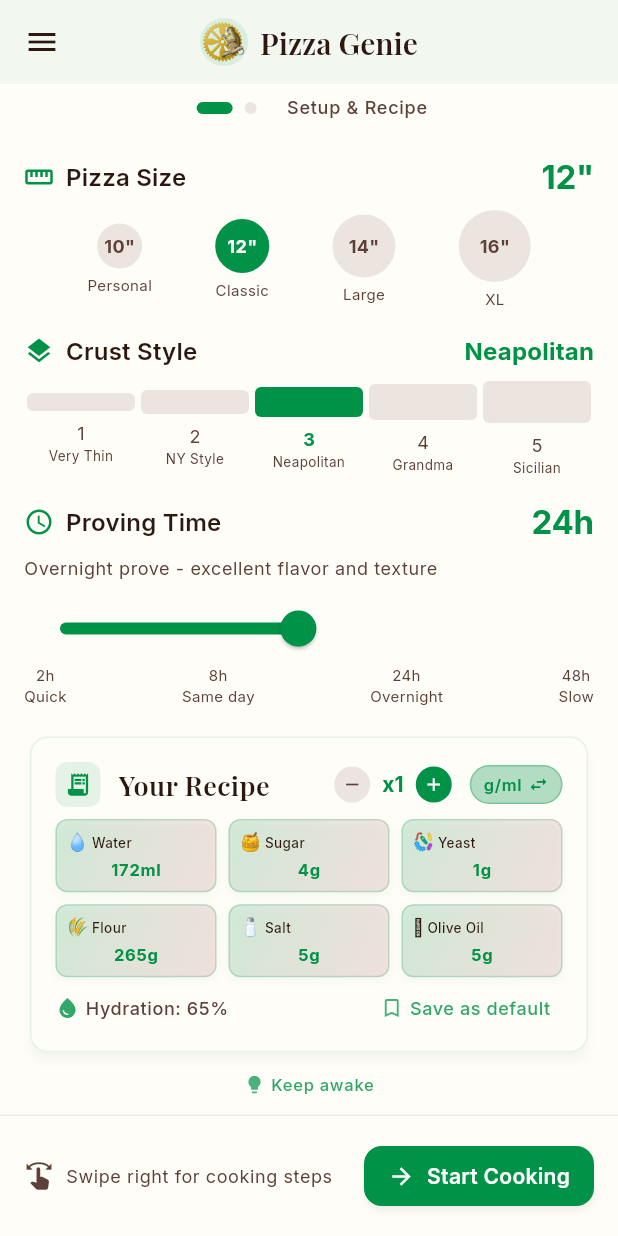
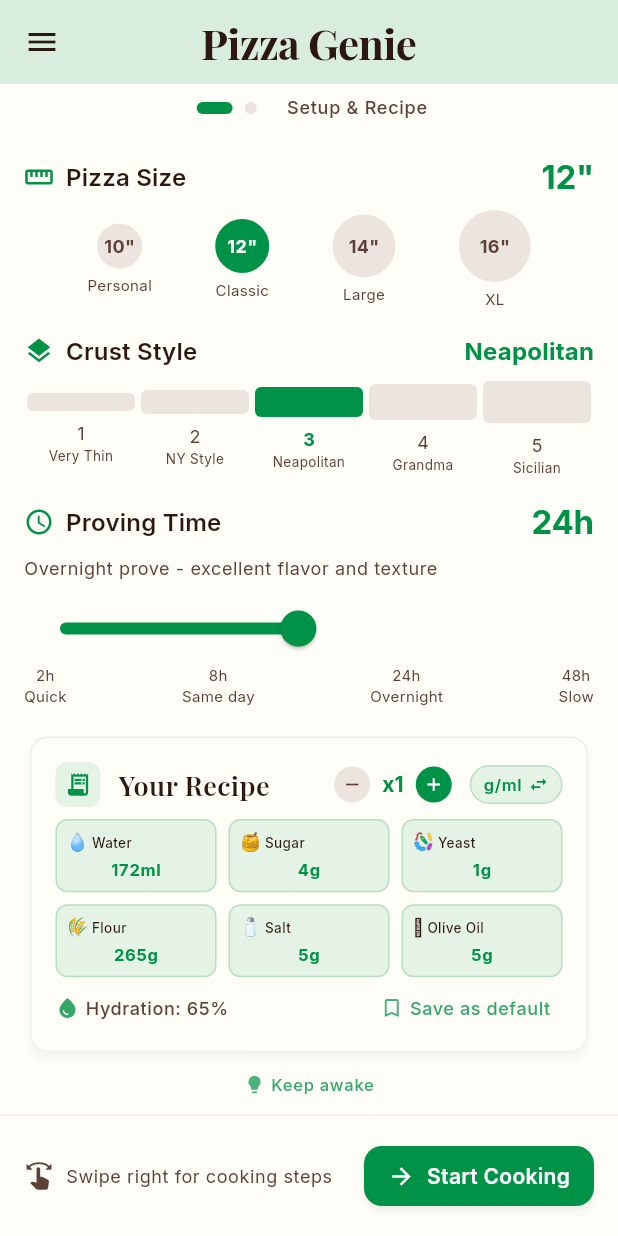
Before and after one commit to davidwbritt/pizza-genie, a Flutter app: the screen it shows after launch, on a phone screen of 412 x 824 dp. Run offline on Flutter 3.47's test engine with Material 3 defaults, Android fonts, the phone set to English and light mode, and no system bars; our stand-ins replace google_fonts, shared_preferences.

Commit message:
theme tweaks

```diff
--- a/pizza_genie/lib/screens/compact_calculator_screen.dart
+++ b/pizza_genie/lib/screens/compact_calculator_screen.dart
@@ -4,9 +4,7 @@ import 'package:provider/provider.dart';
 
 import '../providers/calculator_provider.dart';
 import '../constants/constants.dart';
-import '../constants/enums.dart';
 import '../widgets/compact_input_panel.dart';
-import '../widgets/compact_results_panel.dart';
 import '../widgets/cooking_steps_panel.dart';
 
 /// Compact calculator screen with horizontal swipe navigation
@@ -17,7 +15,8 @@ class CompactCalculatorScreen extends StatefulWidget {
   const CompactCalculatorScreen({super.key});
 
   @override
-  State<CompactCalculatorScreen> createState() => _CompactCalculatorScreenState();
+  State<CompactCalculatorScreen> createState() =>
+      _CompactCalculatorScreenState();
 }
 
 class _CompactCalculatorScreenState extends State<CompactCalculatorScreen> {
@@ -34,20 +33,14 @@ class _CompactCalculatorScreenState extends State<CompactCalculatorScreen> {
   Widget build(BuildContext context) {
     return Scaffold(
       appBar: AppBar(
-        title: Row(
-          mainAxisSize: MainAxisSize.min,
-          children: [
-            CircleAvatar(
-              radius: 16,
-              backgroundImage: AssetImage('assets/images/clevermonkey.png'),
+        title: const Text(AppConstants.appShortName),
+        centerTitle: true,
+        backgroundColor: Theme.of(context).colorScheme.primaryContainer.withOpacity(0.1),
+        elevation: 1,
+        titleTextStyle: Theme.of(context).textTheme.headlineMedium?.copyWith(
+          color: Theme.of(context).colorScheme.onSurface,
+          fontWeight: FontWeight.bold,
         ),
-            const SizedBox(width: 8),
-            const Text(AppConstants.appShortName),
-          ],
-        ),
-        centerTitle: true,
-        backgroundColor: Theme.of(context).colorScheme.surface,
-        elevation: 1,
       ),
       drawer: _buildDrawer(context),
       body: Consumer<CalculatorProvider>(
@@ -217,9 +210,14 @@ class _CompactCalculatorScreenState extends State<CompactCalculatorScreen> {
                         ),
                         const SizedBox(width: 8),
                         Text(
-                          provider.showResults ? 'Swipe right for cooking steps' : 'Recipe updates as you configure',
-                          style: Theme.of(context).textTheme.bodySmall?.copyWith(
-                            color: Theme.of(context).colorScheme.onSurfaceVariant,
+                          provider.showResults
+                              ? 'Swipe right for cooking steps'
+                              : 'Recipe updates as you configure',
+                          style: Theme.of(context).textTheme.bodySmall
+                              ?.copyWith(
+                                color: Theme.of(
+                                  context,
+                                ).colorScheme.onSurfaceVariant,
                               ),
                         ),
                       ],
@@ -239,7 +237,10 @@ class _CompactCalculatorScreenState extends State<CompactCalculatorScreen> {
                       icon: const Icon(Icons.arrow_forward, size: 18),
                       label: const Text('Start Cooking'),
                       style: ElevatedButton.styleFrom(
-                        padding: const EdgeInsets.symmetric(horizontal: 16, vertical: 8),
+                        padding: const EdgeInsets.symmetric(
+                          horizontal: 16,
+                          vertical: 8,
+                        ),
                       ),
                     ),
                 ] else ...[
@@ -270,7 +271,9 @@ class _CompactCalculatorScreenState extends State<CompactCalculatorScreen> {
   /// Build calculate button
   Widget _buildCalculateButton(CalculatorProvider provider) {
     return ElevatedButton(
-      onPressed: provider.isCalculating ? null : () async {
+      onPressed: provider.isCalculating
+          ? null
+          : () async {
               final success = await provider.calculateRecipe();
 
               if (success && mounted) {
@@ -321,11 +324,15 @@ class _CompactCalculatorScreenState extends State<CompactCalculatorScreen> {
   /// Show confirmation dialog before resetting recipe
   void _showNewRecipeConfirmation(CalculatorProvider provider) {
     // Only show confirmation if user has made selections or has a calculated recipe
-    final hasContent = provider.showResults ||
+    final hasContent =
+        provider.showResults ||
         provider.diameterInput != AppConstants.defaultDiameter.toString() ||
-        provider.thicknessInput != AppConstants.defaultThicknessLevel.toString() ||
-        provider.provingTimeInput != AppConstants.defaultProvingTimeHours.toString() ||
-        provider.numberOfPizzasInput != AppConstants.defaultNumberOfPizzas.toString();
+        provider.thicknessInput !=
+            AppConstants.defaultThicknessLevel.toString() ||
+        provider.provingTimeInput !=
+            AppConstants.defaultProvingTimeHours.toString() ||
+        provider.numberOfPizzasInput !=
+            AppConstants.defaultNumberOfPizzas.toString();
 
     if (!hasContent) {
       // No content to lose, just reset directly
@@ -388,14 +395,18 @@ class _CompactCalculatorScreenState extends State<CompactCalculatorScreen> {
             child: SafeArea(
               child: Container(
                 width: double.infinity,
-                padding: const EdgeInsets.symmetric(horizontal: 24, vertical: 16),
+                padding: const EdgeInsets.symmetric(
+                  horizontal: 24,
+                  vertical: 16,
+                ),
                 child: Column(
                   mainAxisAlignment: MainAxisAlignment.center,
                   crossAxisAlignment: CrossAxisAlignment.start,
                   children: [
                     Text(
-                      'Clevermonkey Pizza Genie',
-                      style: Theme.of(context).textTheme.headlineSmall?.copyWith(
+                      'Pizza Genie',
+                      style: Theme.of(context).textTheme.headlineMedium
+                          ?.copyWith(
                             color: Colors.white,
                             fontWeight: FontWeight.bold,
                           ),
@@ -498,17 +509,16 @@ class _CompactCalculatorScreenState extends State<CompactCalculatorScreen> {
             decoration: const BoxDecoration(
               color: Colors.white,
               border: Border(
-                top: BorderSide(
-                  color: Color(0xFFE0E0E0),
-                  width: 1,
-                ),
+                top: BorderSide(color: Color(0xFFE0E0E0), width: 1),
               ),
             ),
             child: Center(
               child: CircleAvatar(
-                radius: 32,
-                backgroundColor: Colors.grey.shade100,
-                backgroundImage: const AssetImage('assets/images/clevermonkey.png'),
+                radius: 50,
+                backgroundColor: Colors.white,
+                backgroundImage: const AssetImage(
+                  'assets/images/clevermonkey.png',
+                ),
               ),
             ),
           ),
@@ -546,7 +556,10 @@ class _CompactCalculatorScreenState extends State<CompactCalculatorScreen> {
   }
 
   /// Build subtle keep awake toggle at bottom
-  Widget _buildSubtleKeepAwakeToggle(BuildContext context, CalculatorProvider provider) {
+  Widget _buildSubtleKeepAwakeToggle(
+    BuildContext context,
+    CalculatorProvider provider,
+  ) {
     return Center(
       child: InkWell(
         onTap: () {
@@ -563,7 +576,9 @@ class _CompactCalculatorScreenState extends State<CompactCalculatorScreen> {
                 provider.keepAwake ? Icons.lightbulb : Icons.lightbulb_outline,
                 color: provider.keepAwake
                     ? Theme.of(context).colorScheme.primary.withOpacity(0.7)
-                  : Theme.of(context).colorScheme.onSurfaceVariant.withOpacity(0.5),
+                    : Theme.of(
+                        context,
+                      ).colorScheme.onSurfaceVariant.withOpacity(0.5),
                 size: 14,
               ),
               const SizedBox(width: 4),
@@ -572,7 +587,9 @@ class _CompactCalculatorScreenState extends State<CompactCalculatorScreen> {
                 style: Theme.of(context).textTheme.labelSmall?.copyWith(
                   color: provider.keepAwake
                       ? Theme.of(context).colorScheme.primary.withOpacity(0.8)
-                    : Theme.of(context).colorScheme.onSurfaceVariant.withOpacity(0.6),
+                      : Theme.of(
+                          context,
+                        ).colorScheme.onSurfaceVariant.withOpacity(0.6),
                   fontSize: 11,
                 ),
               ),
@@ -593,11 +610,7 @@ class _CompactCalculatorScreenState extends State<CompactCalculatorScreen> {
         ),
         duration: const Duration(seconds: 2),
         behavior: SnackBarBehavior.floating,
-        margin: const EdgeInsets.only(
-          bottom: 100,
-          left: 16,
-          right: 16,
-        ),
+        margin: const EdgeInsets.only(bottom: 100, left: 16, right: 16),
       ),
     );
   }
@@ -614,9 +627,7 @@ class _CompactCalculatorScreenState extends State<CompactCalculatorScreen> {
             Text('Close Pizza Genie?'),
           ],
         ),
-        content: const Text(
-          'Are you sure you want to exit the app?',
-        ),
+        content: const Text('Are you sure you want to exit the app?'),
         actions: [
           TextButton(
             onPressed: () => Navigator.pop(context),
@@ -634,7 +645,6 @@ class _CompactCalculatorScreenState extends State<CompactCalculatorScreen> {
       ),
     );
   }
-
 }
 
 /// Quick access floating action for common actions
@@ -666,9 +676,9 @@ class QuickActionsFAB extends StatelessWidget {
           children: [
             Text(
               'Quick Presets',
-              style: Theme.of(context).textTheme.titleMedium?.copyWith(
-                fontWeight: FontWeight.bold,
-              ),
+              style: Theme.of(
+                context,
+              ).textTheme.titleMedium?.copyWith(fontWeight: FontWeight.bold),
             ),
             const SizedBox(height: 16),
 
@@ -739,10 +749,7 @@ class QuickActionsFAB extends StatelessWidget {
           padding: const EdgeInsets.all(12),
           child: Column(
             children: [
-              Text(
-                title,
-                style: const TextStyle(fontWeight: FontWeight.w600),
-              ),
+              Text(title, style: const TextStyle(fontWeight: FontWeight.w600)),
               Text(
                 description,
                 style: TextStyle(
--- a/pizza_genie/lib/widgets/compact_input_panel.dart
+++ b/pizza_genie/lib/widgets/compact_input_panel.dart
@@ -654,10 +654,10 @@ class CompactInputPanel extends StatelessWidget {
                       child: Container(
                         padding: const EdgeInsets.symmetric(horizontal: 8, vertical: 4),
                         decoration: BoxDecoration(
-                          color: Theme.of(context).colorScheme.primaryContainer.withOpacity(0.3),
+                          color: Theme.of(context).colorScheme.primaryContainer.withOpacity(0.1),
                           borderRadius: BorderRadius.circular(16),
                           border: Border.all(
-                            color: Theme.of(context).colorScheme.primary.withOpacity(0.3),
+                            color: Theme.of(context).colorScheme.primary.withOpacity(0.2),
                           ),
                         ),
                         child: Row(
@@ -798,26 +798,12 @@ class CompactInputPanel extends StatelessWidget {
     return Container(
       padding: const EdgeInsets.all(6),
       decoration: BoxDecoration(
-        gradient: LinearGradient(
-          begin: Alignment.topLeft,
-          end: Alignment.bottomRight,
-          colors: [
-            Theme.of(context).colorScheme.primaryContainer.withOpacity(0.15),
-            Theme.of(context).colorScheme.secondaryContainer.withOpacity(0.1),
-          ],
-        ),
+        color: Theme.of(context).colorScheme.primaryContainer.withOpacity(0.1),
         borderRadius: BorderRadius.circular(8),
         border: Border.all(
           color: Theme.of(context).colorScheme.primary.withOpacity(0.2),
           width: 1,
         ),
-        boxShadow: [
-          BoxShadow(
-            color: Theme.of(context).colorScheme.primary.withOpacity(0.05),
-            blurRadius: 4,
-            offset: const Offset(0, 2),
-          ),
-        ],
       ),
       child: Column(
         mainAxisAlignment: MainAxisAlignment.spaceBetween,
```
Lines whose indentation alone changed are shown as unchanged.
